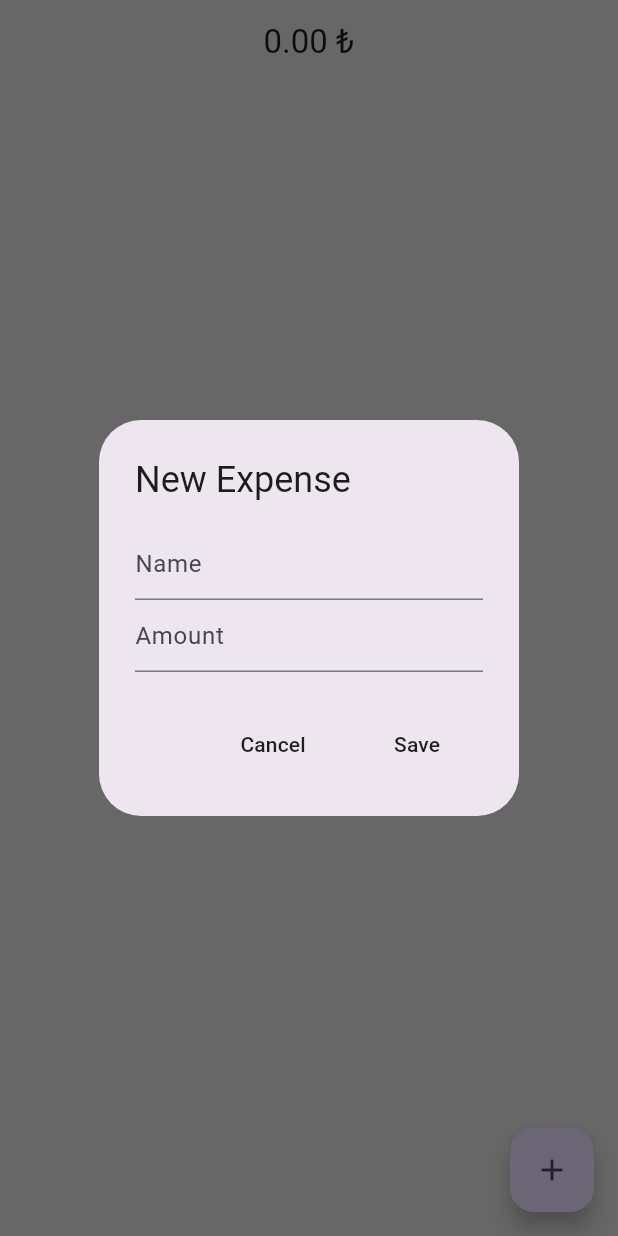
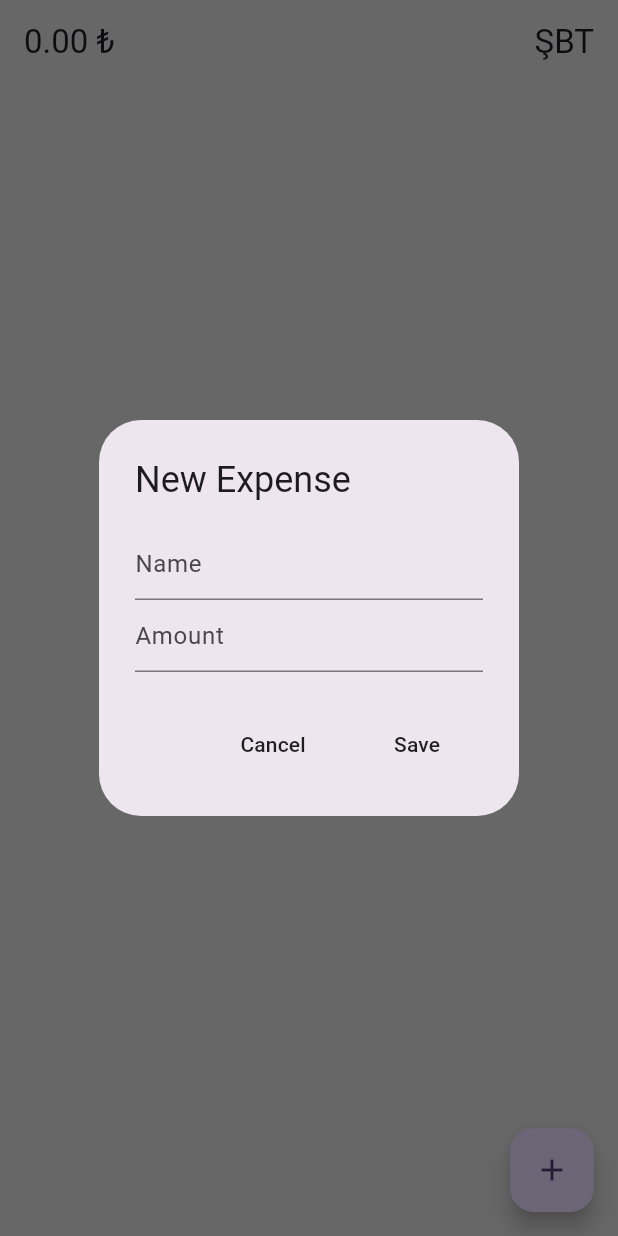
Before and after one commit to gorkembayraktar/expense_tracker_app, a Flutter app: the screen it shows after launch, after a tap on the "add" icon, on a phone screen of 412 x 824 dp. Run offline on Flutter 3.47's test engine with Material 3 defaults, Android fonts, the phone set to English and light mode, and no system bars; drawn by our look-alikes of fl_chart; our stand-ins replace flutter_slidable, isar; accounts and stored records are empty; generated files the repository leaves out were written again.

Commit message:
mevcut ay bilgisinin yazdırılması

```diff
--- a/lib/helper/helper_functions.dart
+++ b/lib/helper/helper_functions.dart
@@ -14,3 +14,22 @@ String formatAmount(double amount){
 int calculateMonthCount(int startYear, startMonth, currentYear, currentMonth){
   return (currentYear-startYear)  *12 + currentMonth-startMonth + 1;
 }
+
+String getCurrentMonthName(){
+  DateTime now = DateTime.now();
+  List<String> l = [
+      "OCK",
+      "ŞBT",
+      "MRT",
+      "NSN",
+      "MYS",
+      "HZR",
+      "TMZ",
+      "AUG",
+      "EYL",
+      "EKM",
+      "KSM",
+      "ARL"
+  ];
+  return l[now.month - 1];
+}
--- a/lib/pages/home_page.dart
+++ b/lib/pages/home_page.dart
@@ -127,7 +127,13 @@ class _HomePageState extends State<HomePage> {
                   future: _calculateCurrentMonthTotal,
                   builder: (context, snapshot){
                     if(snapshot.connectionState == ConnectionState.done){
-                      return Center(child: Text('${snapshot.data!.toStringAsFixed(2)} ₺'));
+                      return Row(
+                        mainAxisAlignment: MainAxisAlignment.spaceBetween,
+                        children: [
+                          Text('${snapshot.data!.toStringAsFixed(2)} ₺'),
+                          Text(getCurrentMonthName())
+                        ],
+                      );
                     }
                     return const Text('loading..');
                   },
```
Also changed, not shown: 1 other file.
